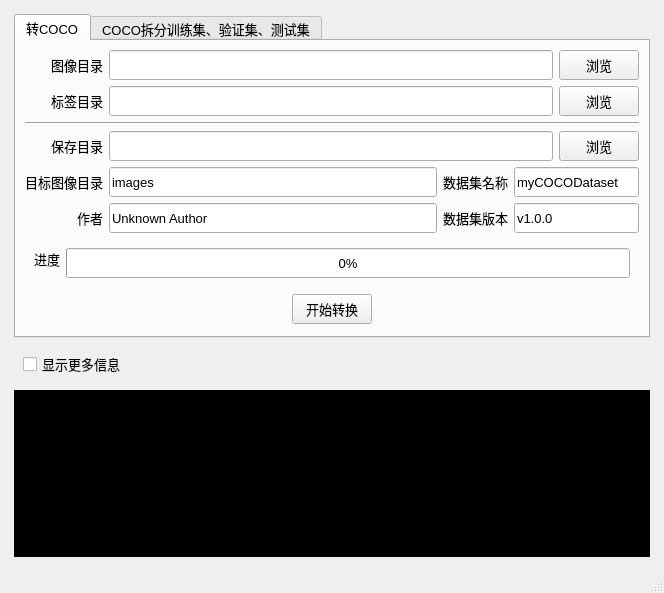
Qt form ui/datasetConverter.ui (LSH9832/SAMLabelerPro) before a commit.
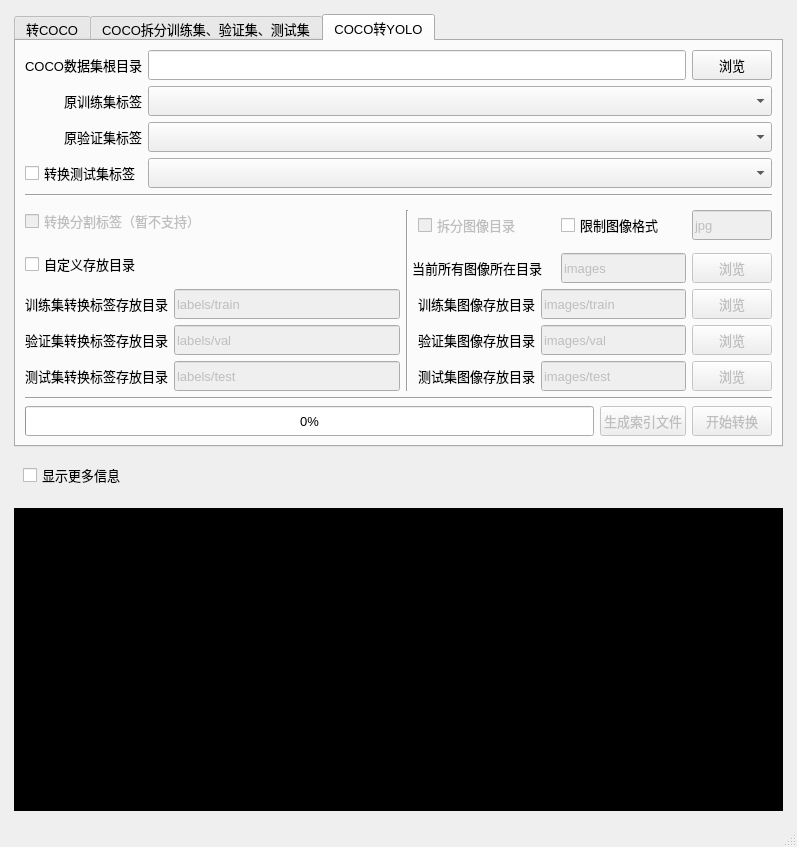
The same form after that commit. The open tabs and pages were chosen to show the change.

```diff
--- a/ui/datasetConverter.ui
+++ b/ui/datasetConverter.ui
@@ -6,10 +6,16 @@
    <rect>
     <x>0</x>
     <y>0</y>
-    <width>664</width>
-    <height>593</height>
+    <width>797</width>
+    <height>847</height>
    </rect>
   </property>
+  <property name="minimumSize">
+   <size>
+    <width>0</width>
+    <height>0</height>
+   </size>
+  </property>
   <property name="font">
    <font>
     <pointsize>10</pointsize>
@@ -20,8 +26,126 @@
   </property>
   <widget class="QWidget" name="centralwidget">
    <layout class="QGridLayout" name="gridLayout_2">
+    <item row="5" column="1">
+     <spacer name="verticalSpacer_2">
+      <property name="orientation">
+       <enum>Qt::Vertical</enum>
+      </property>
+      <property name="sizeType">
+       <enum>QSizePolicy::Fixed</enum>
+      </property>
+      <property name="sizeHint" stdset="0">
+       <size>
+        <width>20</width>
+        <height>5</height>
+       </size>
+      </property>
+     </spacer>
+    </item>
+    <item row="4" column="0">
+     <spacer name="verticalSpacer_8">
+      <property name="orientation">
+       <enum>Qt::Vertical</enum>
+      </property>
+      <property name="sizeHint" stdset="0">
+       <size>
+        <width>1</width>
+        <height>40</height>
+       </size>
+      </property>
+     </spacer>
+    </item>
+    <item row="1" column="0">
+     <spacer name="horizontalSpacer_3">
+      <property name="orientation">
+       <enum>Qt::Horizontal</enum>
+      </property>
+      <property name="sizeType">
+       <enum>QSizePolicy::Fixed</enum>
+      </property>
+      <property name="sizeHint" stdset="0">
+       <size>
+        <width>5</width>
+        <height>20</height>
+       </size>
+      </property>
+     </spacer>
+    </item>
+    <item row="2" column="1">
+     <widget class="QWidget" name="widget_4" native="true">
+      <property name="maximumSize">
+       <size>
+        <width>16777215</width>
+        <height>50</height>
+       </size>
+      </property>
+      <layout class="QGridLayout" name="gridLayout_9">
+       <item row="0" column="0">
+        <widget class="QCheckBox" name="show_more_msg">
+         <property name="text">
+          <string>显示更多信息</string>
+         </property>
+        </widget>
+       </item>
+      </layout>
+     </widget>
+    </item>
+    <item row="1" column="2">
+     <spacer name="horizontalSpacer_4">
+      <property name="orientation">
+       <enum>Qt::Horizontal</enum>
+      </property>
+      <property name="sizeType">
+       <enum>QSizePolicy::Fixed</enum>
+      </property>
+      <property name="sizeHint" stdset="0">
+       <size>
+        <width>5</width>
+        <height>20</height>
+       </size>
+      </property>
+     </spacer>
+    </item>
+    <item row="3" column="1">
+     <spacer name="verticalSpacer_5">
+      <property name="orientation">
+       <enum>Qt::Vertical</enum>
+      </property>
+      <property name="sizeType">
+       <enum>QSizePolicy::Maximum</enum>
+      </property>
+      <property name="sizeHint" stdset="0">
+       <size>
+        <width>20</width>
+        <height>5</height>
+       </size>
+      </property>
+     </spacer>
+    </item>
+    <item row="0" column="1">
+     <spacer name="verticalSpacer">
+      <property name="orientation">
+       <enum>Qt::Vertical</enum>
+      </property>
+      <property name="sizeType">
+       <enum>QSizePolicy::Fixed</enum>
+      </property>
+      <property name="sizeHint" stdset="0">
+       <size>
+        <width>20</width>
+        <height>5</height>
+       </size>
+      </property>
+     </spacer>
+    </item>
     <item row="4" column="1">
      <widget class="QTextBrowser" name="msg">
+      <property name="sizePolicy">
+       <sizepolicy hsizetype="Expanding" vsizetype="Expanding">
+        <horstretch>0</horstretch>
+        <verstretch>0</verstretch>
+       </sizepolicy>
+      </property>
       <property name="font">
        <font>
         <family>Terminal</family>
@@ -70,11 +194,17 @@
     <item row="1" column="1">
      <widget class="QTabWidget" name="mainTab">
       <property name="sizePolicy">
-       <sizepolicy hsizetype="Preferred" vsizetype="Preferred">
+       <sizepolicy hsizetype="Preferred" vsizetype="Minimum">
         <horstretch>0</horstretch>
         <verstretch>0</verstretch>
        </sizepolicy>
       </property>
+      <property name="minimumSize">
+       <size>
+        <width>0</width>
+        <height>0</height>
+       </size>
+      </property>
       <property name="currentIndex">
        <number>0</number>
       </property>
@@ -671,75 +801,512 @@
         </item>
        </layout>
       </widget>
+      <widget class="QWidget" name="tab_3">
+       <attribute name="title">
+        <string>COCO转YOLO</string>
+       </attribute>
+       <layout class="QGridLayout" name="gridLayout_6">
+        <item row="0" column="1" colspan="8">
+         <widget class="QLineEdit" name="COCODatasetPath">
+          <property name="minimumSize">
+           <size>
+            <width>300</width>
+            <height>30</height>
+           </size>
+          </property>
+         </widget>
+        </item>
+        <item row="2" column="0">
+         <widget class="QLabel" name="label_5">
+          <property name="text">
+           <string>原验证集标签</string>
+          </property>
+          <property name="alignment">
+           <set>Qt::AlignRight|Qt::AlignTrailing|Qt::AlignVCenter</set>
+          </property>
+         </widget>
+        </item>
+        <item row="13" column="0" colspan="8">
+         <widget class="QProgressBar" name="progressBar_2">
+          <property name="minimumSize">
+           <size>
+            <width>0</width>
+            <height>30</height>
+           </size>
+          </property>
+          <property name="maximum">
+           <number>1000</number>
+          </property>
+          <property name="value">
+           <number>0</number>
+          </property>
+         </widget>
+        </item>
+        <item row="9" column="5">
+         <widget class="QLabel" name="label_8">
+          <property name="text">
+           <string>训练集图像存放目录</string>
+          </property>
+         </widget>
+        </item>
+        <item row="12" column="0" colspan="10">
+         <widget class="Line" name="line_4">
+          <property name="orientation">
+           <enum>Qt::Horizontal</enum>
+          </property>
+         </widget>
+        </item>
+        <item row="10" column="0" colspan="2">
+         <widget class="QLabel" name="label_6">
+          <property name="text">
+           <string>验证集转换标签存放目录</string>
+          </property>
+          <property name="alignment">
+           <set>Qt::AlignRight|Qt::AlignTrailing|Qt::AlignVCenter</set>
+          </property>
+         </widget>
+        </item>
+        <item row="10" column="6" colspan="3">
+         <widget class="QLineEdit" name="valimg_path">
+          <property name="enabled">
+           <bool>false</bool>
+          </property>
+          <property name="minimumSize">
+           <size>
+            <width>0</width>
+            <height>30</height>
+           </size>
+          </property>
+          <property name="text">
+           <string>images/val</string>
+          </property>
+         </widget>
+        </item>
+        <item row="11" column="2">
+         <widget class="QLineEdit" name="YOLOTestLabelPath">
+          <property name="enabled">
+           <bool>false</bool>
+          </property>
+          <property name="minimumSize">
+           <size>
+            <width>150</width>
+            <height>30</height>
+           </size>
+          </property>
+          <property name="text">
+           <string>labels/test</string>
+          </property>
+         </widget>
+        </item>
+        <item row="2" column="1" colspan="9">
+         <widget class="QComboBox" name="oriCOCOValLabelFile">
+          <property name="minimumSize">
+           <size>
+            <width>250</width>
+            <height>30</height>
+           </size>
+          </property>
+         </widget>
+        </item>
+        <item row="13" column="9">
+         <widget class="QPushButton" name="startConvertButton">
+          <property name="enabled">
+           <bool>false</bool>
+          </property>
+          <property name="minimumSize">
+           <size>
+            <width>0</width>
+            <height>30</height>
+           </size>
+          </property>
+          <property name="maximumSize">
+           <size>
+            <width>65535</width>
+            <height>16777215</height>
+           </size>
+          </property>
+          <property name="text">
+           <string>开始转换</string>
+          </property>
+         </widget>
+        </item>
+        <item row="10" column="5">
+         <widget class="QLabel" name="label_9">
+          <property name="text">
+           <string>验证集图像存放目录</string>
+          </property>
+         </widget>
+        </item>
+        <item row="13" column="8">
+         <widget class="QPushButton" name="generateIndexFile">
+          <property name="enabled">
+           <bool>false</bool>
+          </property>
+          <property name="minimumSize">
+           <size>
+            <width>0</width>
+            <height>30</height>
+           </size>
+          </property>
+          <property name="text">
+           <string>生成索引文件</string>
+          </property>
+         </widget>
+        </item>
+        <item row="10" column="2">
+         <widget class="QLineEdit" name="YOLOValLabelPath">
+          <property name="enabled">
+           <bool>false</bool>
+          </property>
+          <property name="minimumSize">
+           <size>
+            <width>150</width>
+            <height>30</height>
+           </size>
+          </property>
+          <property name="text">
+           <string>labels/val</string>
+          </property>
+         </widget>
+        </item>
+        <item row="11" column="6" colspan="3">
+         <widget class="QLineEdit" name="testimg_path">
+          <property name="enabled">
+           <bool>false</bool>
+          </property>
+          <property name="minimumSize">
+           <size>
+            <width>0</width>
+            <height>30</height>
+           </size>
+          </property>
+          <property name="text">
+           <string>images/test</string>
+          </property>
+         </widget>
+        </item>
+        <item row="8" column="7" colspan="2">
+         <widget class="QLineEdit" name="currentimg_path">
+          <property name="enabled">
+           <bool>false</bool>
+          </property>
+          <property name="minimumSize">
+           <size>
+            <width>0</width>
+            <height>30</height>
+           </size>
+          </property>
+          <property name="text">
+           <string>images</string>
+          </property>
+         </widget>
+        </item>
+        <item row="6" column="7" colspan="2">
+         <widget class="QCheckBox" name="limitSuffix">
+          <property name="text">
+           <string>限制图像格式</string>
+          </property>
+         </widget>
+        </item>
+        <item row="11" column="0" colspan="2">
+         <widget class="QLabel" name="label_7">
+          <property name="text">
+           <string>测试集转换标签存放目录</string>
+          </property>
+          <property name="alignment">
+           <set>Qt::AlignRight|Qt::AlignTrailing|Qt::AlignVCenter</set>
+          </property>
+         </widget>
+        </item>
+        <item row="10" column="9">
+         <widget class="QPushButton" name="browseValImgPath">
+          <property name="enabled">
+           <bool>false</bool>
+          </property>
+          <property name="minimumSize">
+           <size>
+            <width>0</width>
+            <height>30</height>
+           </size>
+          </property>
+          <property name="text">
+           <string>浏览</string>
+          </property>
+         </widget>
+        </item>
+        <item row="5" column="0" rowspan="2" colspan="3">
+         <widget class="QCheckBox" name="convertSegmentLabels">
+          <property name="enabled">
+           <bool>false</bool>
+          </property>
+          <property name="minimumSize">
+           <size>
+            <width>0</width>
+            <height>30</height>
+           </size>
+          </property>
+          <property name="text">
+           <string>转换分割标签（暂不支持）</string>
+          </property>
+          <property name="checkable">
+           <bool>true</bool>
+          </property>
+         </widget>
+        </item>
+        <item row="11" column="9">
+         <widget class="QPushButton" name="browseTestImgPath">
+          <property name="enabled">
+           <bool>false</bool>
+          </property>
+          <property name="minimumSize">
+           <size>
+            <width>0</width>
+            <height>30</height>
+           </size>
+          </property>
+          <property name="text">
+           <string>浏览</string>
+          </property>
+         </widget>
+        </item>
+        <item row="3" column="0">
+         <widget class="QCheckBox" name="convertTestLabels">
+          <property name="minimumSize">
+           <size>
+            <width>0</width>
+            <height>30</height>
+           </size>
+          </property>
+          <property name="text">
+           <string>转换测试集标签</string>
+          </property>
+         </widget>
+        </item>
+        <item row="9" column="2">
+         <widget class="QLineEdit" name="YOLOTrainLabelPath">
+          <property name="enabled">
+           <bool>false</bool>
+          </property>
+          <property name="minimumSize">
+           <size>
+            <width>150</width>
+            <height>30</height>
+           </size>
+          </property>
+          <property name="text">
+           <string>labels/train</string>
+          </property>
+         </widget>
+        </item>
+        <item row="6" column="3" rowspan="6" colspan="2">
+         <widget class="Line" name="line_3">
+          <property name="orientation">
+           <enum>Qt::Vertical</enum>
+          </property>
+         </widget>
+        </item>
+        <item row="7" column="0" rowspan="2">
+         <widget class="QCheckBox" name="enableCustomPath">
+          <property name="minimumSize">
+           <size>
+            <width>0</width>
+            <height>30</height>
+           </size>
+          </property>
+          <property name="text">
+           <string>自定义存放目录</string>
+          </property>
+         </widget>
+        </item>
+        <item row="0" column="9">
+         <widget class="QPushButton" name="browseCOCODatasetPath">
+          <property name="minimumSize">
+           <size>
+            <width>0</width>
+            <height>30</height>
+           </size>
+          </property>
+          <property name="maximumSize">
+           <size>
+            <width>150</width>
+            <height>16777215</height>
+           </size>
+          </property>
+          <property name="text">
+           <string>浏览</string>
+          </property>
+         </widget>
+        </item>
+        <item row="1" column="1" colspan="9">
+         <widget class="QComboBox" name="oriCOCOTrainLabelFile">
+          <property name="minimumSize">
+           <size>
+            <width>250</width>
+            <height>30</height>
+           </size>
+          </property>
+          <property name="maximumSize">
+           <size>
+            <width>16777215</width>
+            <height>16777215</height>
+           </size>
+          </property>
+         </widget>
+        </item>
+        <item row="6" column="5" colspan="2">
+         <widget class="QCheckBox" name="divideImgPath">
+          <property name="enabled">
+           <bool>false</bool>
+          </property>
+          <property name="text">
+           <string>拆分图像目录</string>
+          </property>
+         </widget>
+        </item>
+        <item row="4" column="0" colspan="10">
+         <widget class="Line" name="line_5">
+          <property name="orientation">
+           <enum>Qt::Horizontal</enum>
+          </property>
+         </widget>
+        </item>
+        <item row="9" column="0" colspan="2">
+         <widget class="QLabel" name="label_4">
+          <property name="text">
+           <string>训练集转换标签存放目录</string>
+          </property>
+          <property name="alignment">
+           <set>Qt::AlignRight|Qt::AlignTrailing|Qt::AlignVCenter</set>
+          </property>
+         </widget>
+        </item>
+        <item row="9" column="9">
+         <widget class="QPushButton" name="browseTrainImgPath">
+          <property name="enabled">
+           <bool>false</bool>
+          </property>
+          <property name="minimumSize">
+           <size>
+            <width>0</width>
+            <height>30</height>
+           </size>
+          </property>
+          <property name="text">
+           <string>浏览</string>
+          </property>
+         </widget>
+        </item>
+        <item row="9" column="6" colspan="3">
+         <widget class="QLineEdit" name="trainimg_path">
+          <property name="enabled">
+           <bool>false</bool>
+          </property>
+          <property name="minimumSize">
+           <size>
+            <width>0</width>
+            <height>30</height>
+           </size>
+          </property>
+          <property name="text">
+           <string>images/train</string>
+          </property>
+         </widget>
+        </item>
+        <item row="11" column="5">
+         <widget class="QLabel" name="label_10">
+          <property name="text">
+           <string>测试集图像存放目录</string>
+          </property>
+         </widget>
+        </item>
+        <item row="8" column="4" colspan="3">
+         <widget class="QLabel" name="label_11">
+          <property name="text">
+           <string>当前所有图像所在目录</string>
+          </property>
+         </widget>
+        </item>
+        <item row="8" column="9">
+         <widget class="QPushButton" name="browseCurrentImgPath">
+          <property name="enabled">
+           <bool>false</bool>
+          </property>
+          <property name="minimumSize">
+           <size>
+            <width>0</width>
+            <height>30</height>
+           </size>
+          </property>
+          <property name="text">
+           <string>浏览</string>
+          </property>
+         </widget>
+        </item>
+        <item row="1" column="0">
+         <widget class="QLabel" name="label_3">
+          <property name="text">
+           <string>原训练集标签</string>
+          </property>
+          <property name="alignment">
+           <set>Qt::AlignRight|Qt::AlignTrailing|Qt::AlignVCenter</set>
+          </property>
+         </widget>
+        </item>
+        <item row="0" column="0">
+         <widget class="QLabel" name="label_2">
+          <property name="text">
+           <string>COCO数据集根目录</string>
+          </property>
+          <property name="alignment">
+           <set>Qt::AlignRight|Qt::AlignTrailing|Qt::AlignVCenter</set>
+          </property>
+         </widget>
+        </item>
+        <item row="3" column="1" colspan="9">
+         <widget class="QComboBox" name="oriCOCOTestLabelFile">
+          <property name="enabled">
+           <bool>true</bool>
+          </property>
+          <property name="minimumSize">
+           <size>
+            <width>0</width>
+            <height>30</height>
+           </size>
+          </property>
+          <property name="maximumSize">
+           <size>
+            <width>16777215</width>
+            <height>16777215</height>
+           </size>
+          </property>
+         </widget>
+        </item>
+        <item row="6" column="9">
+         <widget class="QLineEdit" name="imgSuffix">
+          <property name="enabled">
+           <bool>false</bool>
+          </property>
+          <property name="sizePolicy">
+           <sizepolicy hsizetype="Ignored" vsizetype="Fixed">
+            <horstretch>0</horstretch>
+            <verstretch>0</verstretch>
+           </sizepolicy>
+          </property>
+          <property name="minimumSize">
+           <size>
+            <width>0</width>
+            <height>30</height>
+           </size>
+          </property>
+          <property name="text">
+           <string>jpg</string>
+          </property>
+         </widget>
+        </item>
+       </layout>
+      </widget>
      </widget>
     </item>
-    <item row="2" column="1">
-     <widget class="QWidget" name="widget_4" native="true">
-      <property name="maximumSize">
-       <size>
-        <width>16777215</width>
-        <height>40</height>
-       </size>
-      </property>
-      <layout class="QGridLayout" name="gridLayout_9">
-       <item row="0" column="0">
-        <widget class="QCheckBox" name="show_more_msg">
-         <property name="text">
-          <string>显示更多信息</string>
-         </property>
-        </widget>
-       </item>
-      </layout>
-     </widget>
-    </item>
-    <item row="5" column="1">
-     <spacer name="verticalSpacer_2">
-      <property name="orientation">
-       <enum>Qt::Vertical</enum>
-      </property>
-      <property name="sizeType">
-       <enum>QSizePolicy::Fixed</enum>
-      </property>
-      <property name="sizeHint" stdset="0">
-       <size>
-        <width>20</width>
-        <height>5</height>
-       </size>
-      </property>
-     </spacer>
-    </item>
-    <item row="3" column="1">
-     <spacer name="verticalSpacer_5">
-      <property name="orientation">
-       <enum>Qt::Vertical</enum>
-      </property>
-      <property name="sizeType">
-       <enum>QSizePolicy::Maximum</enum>
-      </property>
-      <property name="sizeHint" stdset="0">
-       <size>
-        <width>20</width>
-        <height>5</height>
-       </size>
-      </property>
-     </spacer>
-    </item>
-    <item row="0" column="1">
-     <spacer name="verticalSpacer">
-      <property name="orientation">
-       <enum>Qt::Vertical</enum>
-      </property>
-      <property name="sizeType">
-       <enum>QSizePolicy::Fixed</enum>
-      </property>
-      <property name="sizeHint" stdset="0">
-       <size>
-        <width>20</width>
-        <height>5</height>
-       </size>
-      </property>
-     </spacer>
-    </item>
    </layout>
   </widget>
   <widget class="QMenuBar" name="menubar">
```
Left out of the diff: 36 changed lines with no effect on the pictures.
